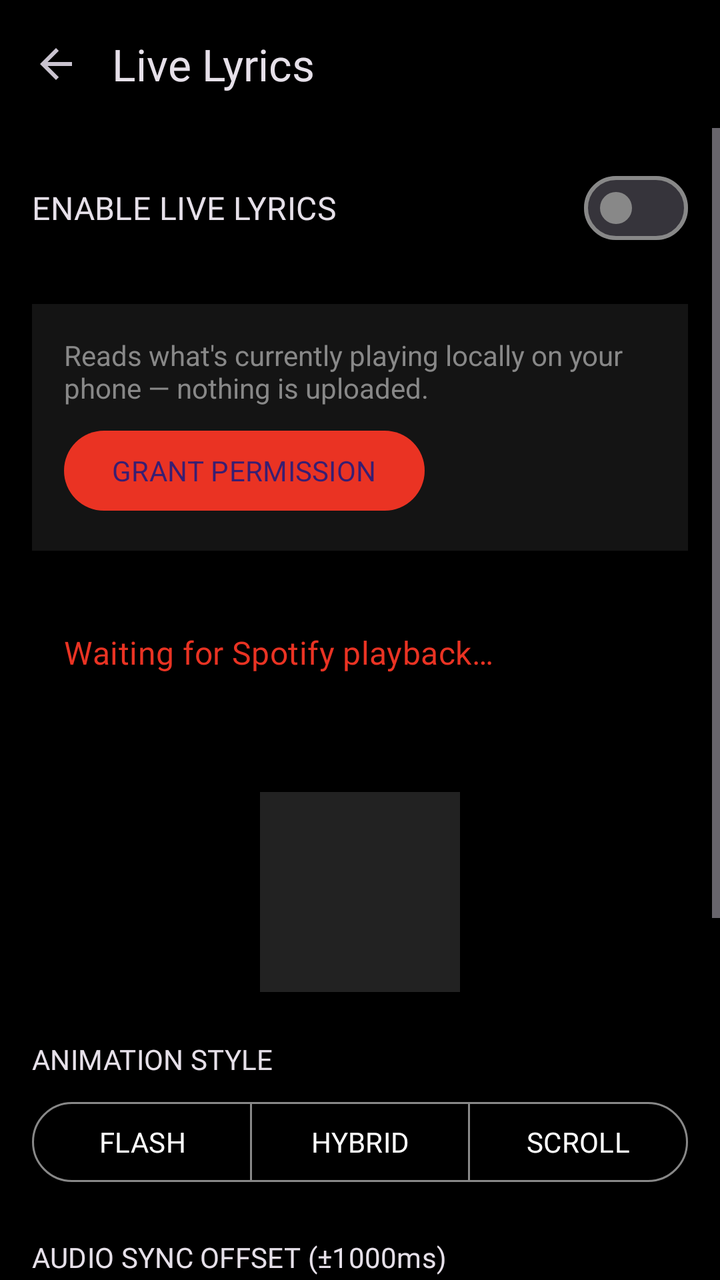
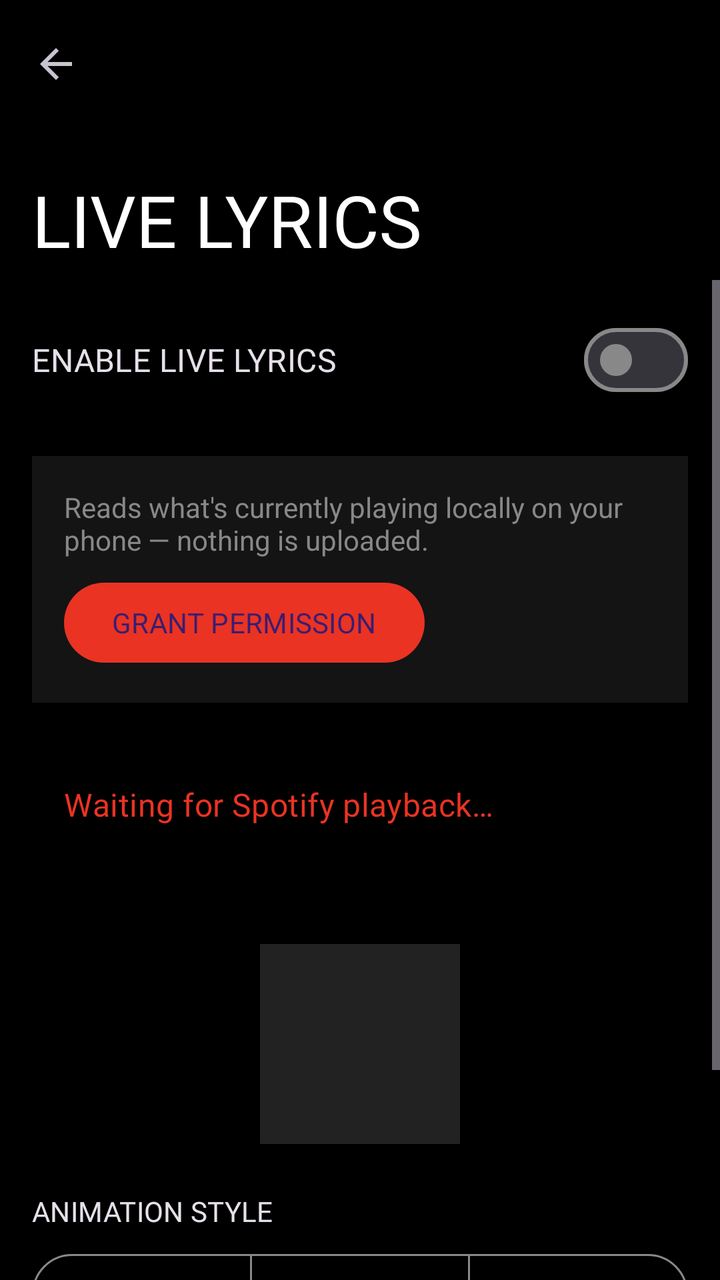

Two renders of the same Android screen: before a commit and after it. Below are the layout's source before the change and the commit's diff.
<!-- AndroidManifest.xml: activity theme Theme.OdysseyGlyph -->
<!-- res/layout/activity_live_lyrics.xml -->
<?xml version="1.0" encoding="utf-8"?>
<androidx.coordinatorlayout.widget.CoordinatorLayout 
    xmlns:android="http://schemas.android.com/apk/res/android"
    xmlns:app="http://schemas.android.com/apk/res-auto"
    android:layout_width="match_parent"
    android:layout_height="match_parent"
    android:background="?android:attr/colorBackground"
    android:fitsSystemWindows="true">

    <com.google.android.material.appbar.AppBarLayout
        android:layout_width="match_parent"
        android:layout_height="wrap_content"
        android:background="?android:attr/colorBackground"
        android:fitsSystemWindows="true">
        
        <com.google.android.material.appbar.MaterialToolbar
            android:id="@+id/toolbar"
            android:layout_width="match_parent"
            android:layout_height="?attr/actionBarSize"
            app:navigationIcon="?attr/homeAsUpIndicator">
            
            <TextView
                android:layout_width="wrap_content"
                android:layout_height="wrap_content"
                android:text="Live Lyrics"
                android:fontFamily="@font/ndot57"
                android:textAppearance="?attr/textAppearanceTitleLarge" />
        </com.google.android.material.appbar.MaterialToolbar>
    </com.google.android.material.appbar.AppBarLayout>

    <ScrollView
        android:layout_width="match_parent"
        android:layout_height="match_parent"
        app:layout_behavior="@string/appbar_scrolling_view_behavior">

        <LinearLayout
            android:layout_width="match_parent"
            android:layout_height="wrap_content"
            android:orientation="vertical"
            android:padding="@dimen/spacing_medium">

            
            <com.google.android.material.materialswitch.MaterialSwitch
                android:id="@+id/switchMaster"
                android:layout_width="match_parent"
                android:layout_height="wrap_content"
                android:text="ENABLE LIVE LYRICS"
                android:fontFamily="@font/jetbrains_mono"
                android:textAppearance="?attr/textAppearanceTitleMedium"
                android:layout_marginBottom="@dimen/spacing_large" />

            
            <LinearLayout
                android:id="@+id/permissionCard"
                android:layout_width="match_parent"
                android:layout_height="wrap_content"
                android:orientation="vertical"
                android:background="?attr/colorSurfaceVariant"
                android:padding="@dimen/spacing_medium"
                android:layout_marginBottom="@dimen/spacing_large">
                
                <TextView
                    android:layout_width="match_parent"
                    android:layout_height="wrap_content"
                    android:text="Reads what's currently playing locally on your phone — nothing is uploaded."
                    android:textColor="?attr/colorOnSurfaceVariant"
                    android:layout_marginBottom="@dimen/spacing_small" />
                    
                <com.google.android.material.button.MaterialButton
                    android:id="@+id/btnGrantPermission"
                    android:layout_width="wrap_content"
                    android:layout_height="wrap_content"
                    android:text="GRANT PERMISSION" />
            </LinearLayout>

            
            <LinearLayout
                android:layout_width="match_parent"
                android:layout_height="wrap_content"
                android:orientation="vertical"
                android:padding="@dimen/spacing_medium"
                android:layout_marginBottom="@dimen/spacing_large">
                
                <TextView
                    android:id="@+id/tvStatus"
                    android:layout_width="match_parent"
                    android:layout_height="wrap_content"
                    android:text="Waiting for Spotify playback…"
                    android:fontFamily="@font/jetbrains_mono"
                    android:textAppearance="?attr/textAppearanceTitleMedium"
                    android:textColor="?attr/colorPrimary" />
                    
                <TextView
                    android:id="@+id/tvTrackInfo"
                    android:layout_width="match_parent"
                    android:layout_height="wrap_content"
                    android:text=""
                    android:fontFamily="@font/jetbrains_mono"
                    android:textColor="?attr/colorOnSurfaceVariant" />
            </LinearLayout>

            
            <FrameLayout
                android:layout_width="100dp"
                android:layout_height="100dp"
                android:layout_gravity="center_horizontal"
                android:background="#222"
                android:layout_marginBottom="@dimen/spacing_large">
                
                <ImageView
                    android:id="@+id/previewImage"
                    android:layout_width="match_parent"
                    android:layout_height="match_parent"
                    android:scaleType="fitCenter" />
            </FrameLayout>

            
            <TextView
                android:layout_width="wrap_content"
                android:layout_height="wrap_content"
                android:text="ANIMATION STYLE"
                android:fontFamily="@font/jetbrains_mono"
                android:textAppearance="?attr/textAppearanceLabelLarge"
                android:layout_marginBottom="@dimen/spacing_small" />

            <com.google.android.material.button.MaterialButtonToggleGroup
                android:id="@+id/toggleAnimation"
                android:layout_width="match_parent"
                android:layout_height="wrap_content"
                app:singleSelection="true"
                app:selectionRequired="true"
                android:layout_marginBottom="@dimen/spacing_large">

                <com.google.android.material.button.MaterialButton
                    android:id="@+id/btnAnimFlash"
                    style="?attr/materialButtonOutlinedStyle"
                    android:layout_width="0dp"
                    android:layout_height="wrap_content"
                    android:layout_weight="1"
                    android:text="FLASH"
                    android:fontFamily="@font/jetbrains_mono" />

                <com.google.android.material.button.MaterialButton
                    android:id="@+id/btnAnimHybrid"
                    style="?attr/materialButtonOutlinedStyle"
                    android:layout_width="0dp"
                    android:layout_height="wrap_content"
                    android:layout_weight="1"
                    android:text="HYBRID"
                    android:fontFamily="@font/jetbrains_mono" />

                <com.google.android.material.button.MaterialButton
                    android:id="@+id/btnAnimScroll"
                    style="?attr/materialButtonOutlinedStyle"
                    android:layout_width="0dp"
                    android:layout_height="wrap_content"
                    android:layout_weight="1"
                    android:text="SCROLL"
                    android:fontFamily="@font/jetbrains_mono" />
            </com.google.android.material.button.MaterialButtonToggleGroup>

            
            <TextView
                android:layout_width="wrap_content"
                android:layout_height="wrap_content"
                android:text="AUDIO SYNC OFFSET (±1000ms)"
                android:fontFamily="@font/jetbrains_mono"
                android:textAppearance="?attr/textAppearanceLabelLarge"
                android:layout_marginBottom="4dp" />
                
            <LinearLayout
                android:layout_width="match_parent"
                android:layout_height="wrap_content"
                android:orientation="horizontal"
                android:gravity="center_vertical"
                android:layout_marginBottom="@dimen/spacing_large">
                
                <TextView
                    android:id="@+id/tvSyncOffset"
                    android:layout_width="48dp"
                    android:layout_height="wrap_content"
                    android:text="0ms"
                    android:fontFamily="@font/jetbrains_mono"
                    android:textAlignment="center" />
                    
                <com.google.android.material.slider.Slider
                    android:id="@+id/sliderSync"
                    android:layout_width="0dp"
                    android:layout_height="wrap_content"
                    android:layout_weight="1"
                    android:valueFrom="-1000.0"
                    android:valueTo="1000.0"
                    android:stepSize="50.0"
                    android:value="0.0" />
            </LinearLayout>

            
            <TextView
                android:layout_width="wrap_content"
                android:layout_height="wrap_content"
                android:text="TYPOGRAPHY"
                android:fontFamily="@font/jetbrains_mono"
                android:textAppearance="?attr/textAppearanceLabelLarge"
                android:layout_marginBottom="@dimen/spacing_small" />

            <com.google.android.material.button.MaterialButtonToggleGroup
                android:id="@+id/toggleTypography"
                android:layout_width="match_parent"
                android:layout_height="wrap_content"
                app:singleSelection="true"
                app:selectionRequired="true"
                android:layout_marginBottom="@dimen/spacing_large">

                <com.google.android.material.button.MaterialButton
                    android:id="@+id/btnSmooth"
                    style="?attr/materialButtonOutlinedStyle"
                    android:layout_width="0dp"
                    android:layout_height="wrap_content"
                    android:layout_weight="1"
                    android:text="SMOOTH"
                    android:fontFamily="@font/jetbrains_mono" />

                <com.google.android.material.button.MaterialButton
                    android:id="@+id/btnBlocky"
                    style="?attr/materialButtonOutlinedStyle"
                    android:layout_width="0dp"
                    android:layout_height="wrap_content"
                    android:layout_weight="1"
                    android:text="BLOCKY"
                    android:fontFamily="@font/jetbrains_mono" />

                <com.google.android.material.button.MaterialButton
                    android:id="@+id/btnPixel"
                    style="?attr/materialButtonOutlinedStyle"
                    android:layout_width="0dp"
                    android:layout_height="wrap_content"
                    android:layout_weight="1"
                    android:text="PIXEL"
                    android:fontFamily="@font/jetbrains_mono" />
            </com.google.android.material.button.MaterialButtonToggleGroup>
            
            <com.google.android.material.button.MaterialButton
                android:id="@+id/btnOpenManager"
                style="@style/Widget.Material3.Button.OutlinedButton"
                android:layout_width="match_parent"
                android:layout_height="wrap_content"
                android:text="OPEN GLYPH TOYS MANAGER"
                android:fontFamily="@font/jetbrains_mono"
                app:cornerRadius="0dp"
                android:paddingVertical="12dp"
                android:layout_marginBottom="@dimen/spacing_large" />
                
            
            <LinearLayout
                android:id="@+id/searchContainer"
                android:layout_width="match_parent"
                android:layout_height="wrap_content"
                android:orientation="vertical"
                android:visibility="gone">
                
                <TextView
                    android:layout_width="wrap_content"
                    android:layout_height="wrap_content"
                    android:text="MANUAL OVERRIDE"
                    android:fontFamily="@font/jetbrains_mono"
                    android:textAppearance="?attr/textAppearanceLabelLarge"
                    android:layout_marginBottom="@dimen/spacing_small" />
                    
                <LinearLayout
                    android:layout_width="match_parent"
                    android:layout_height="wrap_content"
                    android:orientation="horizontal"
                    android:layout_marginBottom="@dimen/spacing_small">

                    <com.google.android.material.textfield.TextInputLayout
                        android:layout_width="0dp"
                        android:layout_height="wrap_content"
                        android:layout_weight="1"
                        style="@style/Widget.Material3.TextInputLayout.OutlinedBox">

                        <com.google.android.material.textfield.TextInputEditText
                            android:id="@+id/etSearch"
                            android:layout_width="match_parent"
                            android:layout_height="wrap_content"
                            android:hint="Track Name"
                            android:fontFamily="@font/jetbrains_mono"
                            android:inputType="text" />
                    </com.google.android.material.textfield.TextInputLayout>

                    <com.google.android.material.button.MaterialButton
                        android:id="@+id/btnSearch"
                        android:layout_width="wrap_content"
                        android:layout_height="wrap_content"
                        android:layout_marginStart="@dimen/spacing_small"
                        android:layout_gravity="center_vertical"
                        android:text="SEARCH"
                        android:fontFamily="@font/jetbrains_mono" />
                </LinearLayout>

                <LinearLayout
                    android:id="@+id/resultsContainer"
                    android:layout_width="match_parent"
                    android:layout_height="wrap_content"
                    android:orientation="vertical" />
            </LinearLayout>
        </LinearLayout>
    </ScrollView>
</androidx.coordinatorlayout.widget.CoordinatorLayout>
<!-- resources referenced by this layout -->
<resources>
  <dimen name="spacing_large">24dp</dimen>
  <dimen name="spacing_medium">16dp</dimen>
  <dimen name="spacing_small">8dp</dimen>
  <style name="Theme.OdysseyGlyph" parent="Theme.Material3.Dark.NoActionBar">
          
          <item name="colorPrimary">@color/colorPrimary</item>
          <item name="colorSecondary">@color/colorSecondary</item>
          <item name="colorSurface">@color/colorSurface</item>
          <item name="colorSurfaceVariant">@color/colorSurfaceVariant</item>
          <item name="android:colorBackground">@color/colorBackground</item>
          <item name="colorOnSurface">@color/colorOnSurface</item>
          <item name="colorOnSurfaceVariant">@color/colorOnSurfaceVariant</item>
          <item name="colorError">@color/colorError</item>
          
          
          <item name="colorPrimaryContainer">@color/colorPrimary</item>
          <item name="colorOnPrimaryContainer">@color/colorBackground</item>
          <item name="colorSecondaryContainer">@color/colorSurfaceVariant</item>
          <item name="colorOnSecondaryContainer">@color/colorOnSurface</item>
          <item name="colorTertiaryContainer">@color/colorSurfaceVariant</item>
          <item name="colorOutline">@color/colorOnSurfaceVariant</item>
          
          
          <item name="android:statusBarColor">@android:color/transparent</item>
          <item name="android:navigationBarColor">@android:color/transparent</item>
          
          
          <item name="shapeAppearanceSmallComponent">@style/ShapeAppearance.Odyssey.Sharp</item>
          <item name="shapeAppearanceMediumComponent">@style/ShapeAppearance.Odyssey.Sharp</item>
          <item name="shapeAppearanceLargeComponent">@style/ShapeAppearance.Odyssey.Sharp</item>
          
          
          <item name="android:fontFamily">sans-serif</item>
      </style>
  <color name="colorPrimary">#EA3323</color>
  <color name="colorSecondary">#FFFFFF</color>
  <color name="colorSurface">#0A0A0A</color>
  <color name="colorSurfaceVariant">#141414</color>
  <color name="colorBackground">#000000</color>
  <color name="colorOnSurface">#FFFFFF</color>
  <color name="colorOnSurfaceVariant">#888888</color>
  <color name="colorError">#EA3323</color>
  <style name="ShapeAppearance.Odyssey.Sharp" parent="ShapeAppearance.Material3.SmallComponent">
          <item name="cornerFamily">rounded</item>
          <item name="cornerSize">2dp</item>
      </style>
</resources>

<!-- the commit's change to res/layout/activity_live_lyrics.xml (unified diff, before → after) -->
@@ -9,23 +9,27 @@
 
     <com.google.android.material.appbar.AppBarLayout
         android:layout_width="match_parent"
-        android:layout_height="wrap_content"
+        android:layout_height="140dp"
         android:background="?android:attr/colorBackground"
         android:fitsSystemWindows="true">
-        
-        <com.google.android.material.appbar.MaterialToolbar
-            android:id="@+id/toolbar"
+
+        <com.google.android.material.appbar.CollapsingToolbarLayout
             android:layout_width="match_parent"
-            android:layout_height="?attr/actionBarSize"
-            app:navigationIcon="?attr/homeAsUpIndicator">
-            
-            <TextView
-                android:layout_width="wrap_content"
-                android:layout_height="wrap_content"
-                android:text="Live Lyrics"
-                android:fontFamily="@font/ndot57"
-                android:textAppearance="?attr/textAppearanceTitleLarge" />
-        </com.google.android.material.appbar.MaterialToolbar>
+            android:layout_height="match_parent"
+            app:layout_scrollFlags="scroll|exitUntilCollapsed"
+            app:collapsedTitleTextAppearance="@style/TextAppearance.Odyssey.CollapsedTitle"
+            app:expandedTitleTextAppearance="@style/TextAppearance.Odyssey.ExpandedTitle"
+            app:collapsedTitleTextColor="?attr/colorOnSurface"
+            app:expandedTitleTextColor="?attr/colorOnSurface"
+            app:title="LIVE LYRICS">
+
+            <com.google.android.material.appbar.MaterialToolbar
+                android:id="@+id/toolbar"
+                android:layout_width="match_parent"
+                android:layout_height="?attr/actionBarSize"
+                app:navigationIcon="?attr/homeAsUpIndicator"
+                app:layout_collapseMode="pin" />
+        </com.google.android.material.appbar.CollapsingToolbarLayout>
     </com.google.android.material.appbar.AppBarLayout>
 
     <ScrollView
<!-- resource entries referenced after the edit -->
@@ -3,6 +3,12 @@
   <dimen name="spacing_large">24dp</dimen>
   <dimen name="spacing_medium">16dp</dimen>
   <dimen name="spacing_small">8dp</dimen>
+  <style name="TextAppearance.Odyssey.CollapsedTitle" parent="TextAppearance.Material3.TitleLarge">
+          <item name="android:fontFamily">@font/dotgothic16</item>
+      </style>
+  <style name="TextAppearance.Odyssey.ExpandedTitle" parent="TextAppearance.Material3.DisplaySmall">
+          <item name="android:fontFamily">@font/dotgothic16</item>
+      </style>
   <style name="Theme.OdysseyGlyph" parent="Theme.Material3.Dark.NoActionBar">
           
           <item name="colorPrimary">@color/colorPrimary</item>
